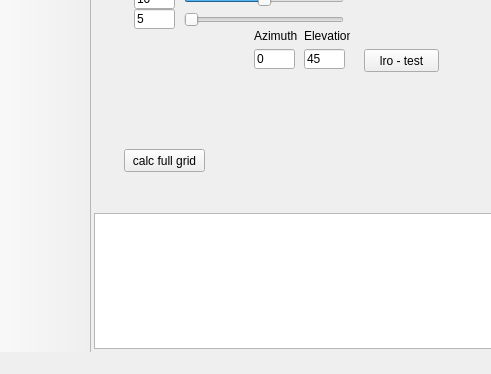
Qt form fonstudio/mainwindow.ui (edfm-tum/iland-model) before a commit; both pictures show x 0 to 491 and y 177 to 551 of the 869 by 551 pixel window.
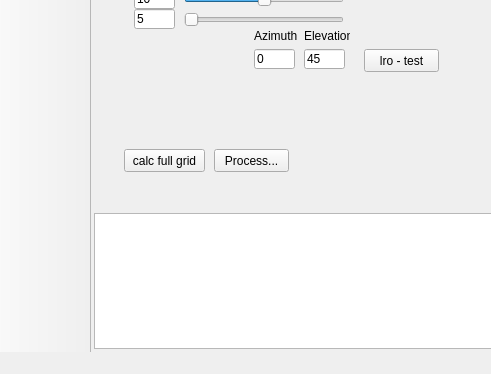
The same form after that commit. The open tabs and pages were chosen to show the change. Icons and pictures are not drawn. Custom widgets are drawn as their Qt base class.

Patch:
```diff
--- a/fonstudio/mainwindow.ui
+++ b/fonstudio/mainwindow.ui
@@ -351,6 +351,19 @@
          <string>Elevation</string>
         </property>
        </widget>
+       <widget class="QPushButton" name="lrProcess">
+        <property name="geometry">
+         <rect>
+          <x>120</x>
+          <y>280</y>
+          <width>75</width>
+          <height>23</height>
+         </rect>
+        </property>
+        <property name="text">
+         <string>Process...</string>
+        </property>
+       </widget>
       </widget>
       <widget class="QWidget" name="pageFON">
        <layout class="QVBoxLayout" name="verticalLayout_2">
```
Left out of the diff: 2 changed lines with no effect on the pictures.
